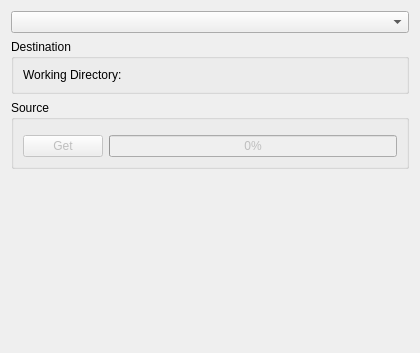
First picture: the form in shell/projectsourcepage.ui, repository KDE/kdevelop, before the edit.
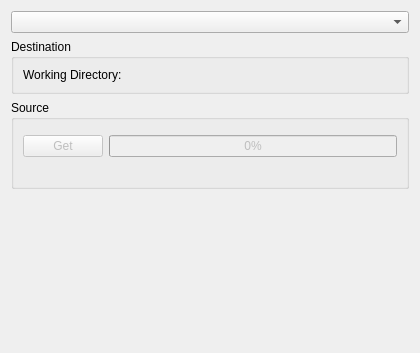
Second picture: the form after the edit. Custom widgets are drawn as their Qt base class.

```diff
--- a/shell/projectsourcepage.ui
+++ b/shell/projectsourcepage.ui
@@ -76,6 +76,9 @@
         </item>
        </layout>
       </item>
+      <item>
+       <widget class="QLabel" name="status"/>
+      </item>
      </layout>
     </widget>
    </item>
```
